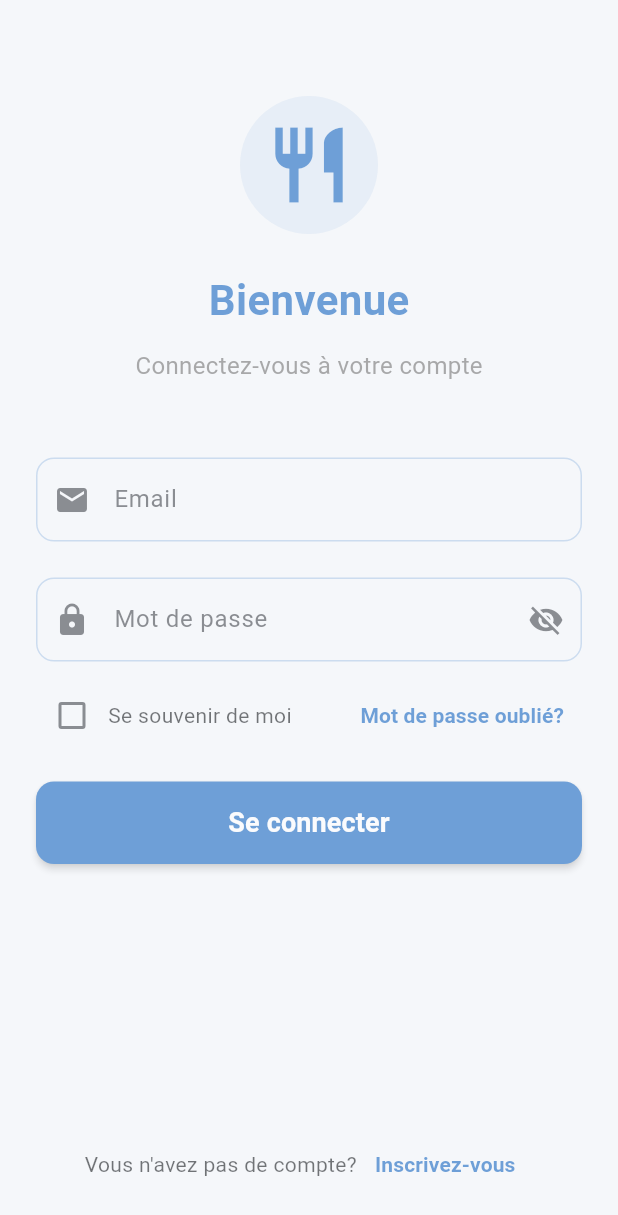
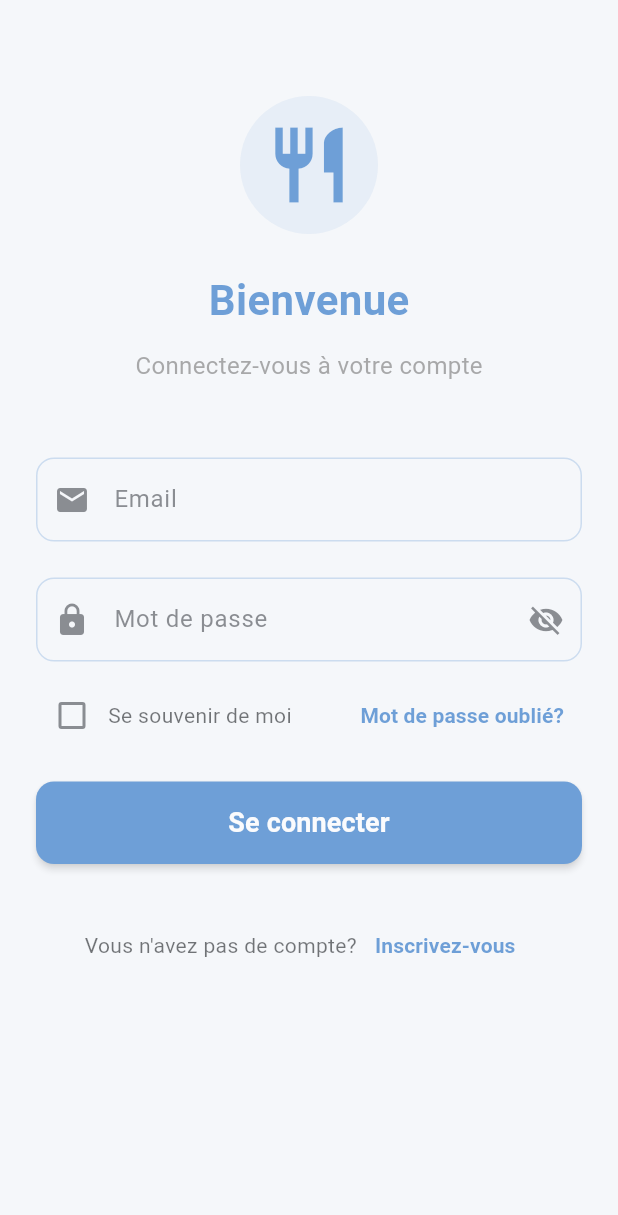
Before and after one commit to mira-oss/boss_final, a Flutter app: the screen it shows after launch, after a tap on "Passer", on a phone screen of 412 x 824 dp. Shown: the top 1215 px of the screen. Run offline on Flutter 3.47's test engine with Material 3 defaults, Android fonts, the phone set to English and light mode, and no system bars; our stand-ins replace badges, cached_network_image, cloud_firestore, firebase_auth, firebase_core, firebase_storage and 17 more; accounts and stored records are empty; network calls fail.

Commit message:
création des pages splash, oneboarding, login, register et forgot_password

```diff
--- a/du_agbe_partenaire/lib/Auth/Oneboarding_screen.dart
+++ b/du_agbe_partenaire/lib/Auth/Oneboarding_screen.dart
@@ -20,7 +20,7 @@ class _OnboardingScreenState extends State<OnboardingScreen> {
       description:
           'Gérez votre établissement plus facilement avec nos outils intuitifs.',
       imageUrl:
-          'https://tse2.mm.bing.net/th?id=OIP.miikC3JHrLhxag8rhyBXqwHaHa&pid=Api&P=0&h=180', // Remplacez par votre URL
+          'https://tse2.mm.bing.net/th?id=OIP.miikC3JHrLhxag8rhyBXqwHaHa&pid=Api&P=0&h=180',
       icon: Icons.restaurant_menu,
       color: Colors.blue.shade800,
     ),
@@ -29,7 +29,7 @@ class _OnboardingScreenState extends State<OnboardingScreen> {
       description:
           'Suivez votre activité en temps réel et prenez des décisions informées.',
       imageUrl:
-          'https://tse1.mm.bing.net/th?id=OIP.jqJmRpMaDr8FnwDLsE9efAHaHa&pid=Api&P=0&h=180', // Remplacez par votre URL
+          'https://tse1.mm.bing.net/th?id=OIP.jqJmRpMaDr8FnwDLsE9efAHaHa&pid=Api&P=0&h=180',
       icon: Icons.insights,
       color: Colors.green.shade700,
     ),
@@ -38,7 +38,7 @@ class _OnboardingScreenState extends State<OnboardingScreen> {
       description:
           'Facilitez la communication entre les membres de votre équipe.',
       imageUrl:
-          'https://tse4.mm.bing.net/th?id=OIP._15F1G6pZ_m9EwGhi5oL_wHaFj&pid=Api&P=0&h=180', // Remplacez par votre URL
+          'https://tse4.mm.bing.net/th?id=OIP._15F1G6pZ_m9EwGhi5oL_wHaFj&pid=Api&P=0&h=180',
       icon: Icons.people,
       color: Colors.orange.shade800,
     ),
@@ -50,18 +50,22 @@ class _OnboardingScreenState extends State<OnboardingScreen> {
     super.dispose();
   }
 
+  // Sauvegarde dans les préférences que l'onboarding est terminé
   void _markOnboardingComplete() async {
     final SharedPreferences prefs = await SharedPreferences.getInstance();
     await prefs.setBool('onboardingComplete', true);
   }
 
+  // Méthode pour naviguer vers la page de connexion
   void _goToLogin() {
     _markOnboardingComplete();
+    // Assure une transition de remplacement pour éviter de revenir à l'onboarding
     Navigator.of(context).pushReplacement(
       MaterialPageRoute(builder: (context) => const LoginPage()),
     );
   }
 
+  // Méthode pour passer à la page suivante ou aller au login si c'est la dernière
   void _nextPage() {
     if (_currentPage < _onboardingItems.length - 1) {
       _pageController.nextPage(
@@ -84,7 +88,8 @@ class _OnboardingScreenState extends State<OnboardingScreen> {
               child: Padding(
                 padding: const EdgeInsets.only(top: 16.0, right: 16.0),
                 child: TextButton(
-                  onPressed: _goToLogin,
+                  onPressed:
+                      _goToLogin, // Appelle _goToLogin lorsque "Passer" est cliqué
                   child: const Text(
                     'Passer',
                     style: TextStyle(fontSize: 16, fontWeight: FontWeight.bold),
@@ -134,9 +139,10 @@ class _OnboardingScreenState extends State<OnboardingScreen> {
                     ),
                   ),
 
-                  // Bouton de navigation
+                  // Bouton de navigation - "Suivant" ou "Commencer"
                   ElevatedButton(
-                    onPressed: _nextPage,
+                    onPressed:
+                        _nextPage, // Appelle _nextPage qui va au login à la fin
                     style: ElevatedButton.styleFrom(
                       backgroundColor: _onboardingItems[_currentPage].color,
                       foregroundColor: Colors.white,
@@ -150,8 +156,8 @@ class _OnboardingScreenState extends State<OnboardingScreen> {
                     ),
                     child: Text(
                       _currentPage == _onboardingItems.length - 1
-                          ? 'Commencer'
-                          : 'Suivant',
+                          ? 'Commencer' // Sur la dernière page
+                          : 'Suivant', // Sur les pages intermédiaires
                       style: const TextStyle(
                         fontSize: 16,
                         fontWeight: FontWeight.bold,
@@ -261,14 +267,14 @@ class _OnboardingScreenState extends State<OnboardingScreen> {
 class OnboardingItem {
   final String title;
   final String description;
-  final String imageUrl; // Changé de imagePath à imageUrl
+  final String imageUrl;
   final IconData icon;
   final Color color;
 
   OnboardingItem({
     required this.title,
     required this.description,
-    required this.imageUrl, // Changé ici aussi
+    required this.imageUrl,
     required this.icon,
     required this.color,
   });
--- a/du_agbe_partenaire/lib/Auth/login.dart
+++ b/du_agbe_partenaire/lib/Auth/login.dart
@@ -1,6 +1,7 @@
 import 'package:flutter/material.dart';
 import 'package:firebase_auth/firebase_auth.dart';
 import 'package:shared_preferences/shared_preferences.dart';
+import 'package:du_agbe_pro/dashboard.dart';
 
 class LoginPage extends StatefulWidget {
   const LoginPage({Key? key}) : super(key: key);
@@ -90,7 +91,9 @@ class _LoginPageState extends State<LoginPage>
           await _saveCredentials();
         }
         // Navigation vers la page d'accueil après connexion réussie
-        Navigator.of(context).pushReplacementNamed('/home');
+        Navigator.of(context).pushReplacement(
+          MaterialPageRoute(builder: (context) => const DashboardPage()),
+        );
       }
     } on FirebaseAuthException catch (e) {
       String message;
@@ -134,11 +137,8 @@ class _LoginPageState extends State<LoginPage>
         opacity: _fadeAnimation,
         child: SafeArea(
           child: SingleChildScrollView(
-            child: Container(
+            child: Padding(
               padding: const EdgeInsets.all(24.0),
-              height: size.height - MediaQuery.of(context).padding.top,
-              width: size.width,
-
               child: Column(
                 crossAxisAlignment: CrossAxisAlignment.start,
                 children: [
@@ -351,7 +351,7 @@ class _LoginPageState extends State<LoginPage>
                       ],
                     ),
                   ),
-                  const Spacer(),
+                  const SizedBox(height: 30),
                   // Option d'inscription
                   Center(
                     child: Row(
```
